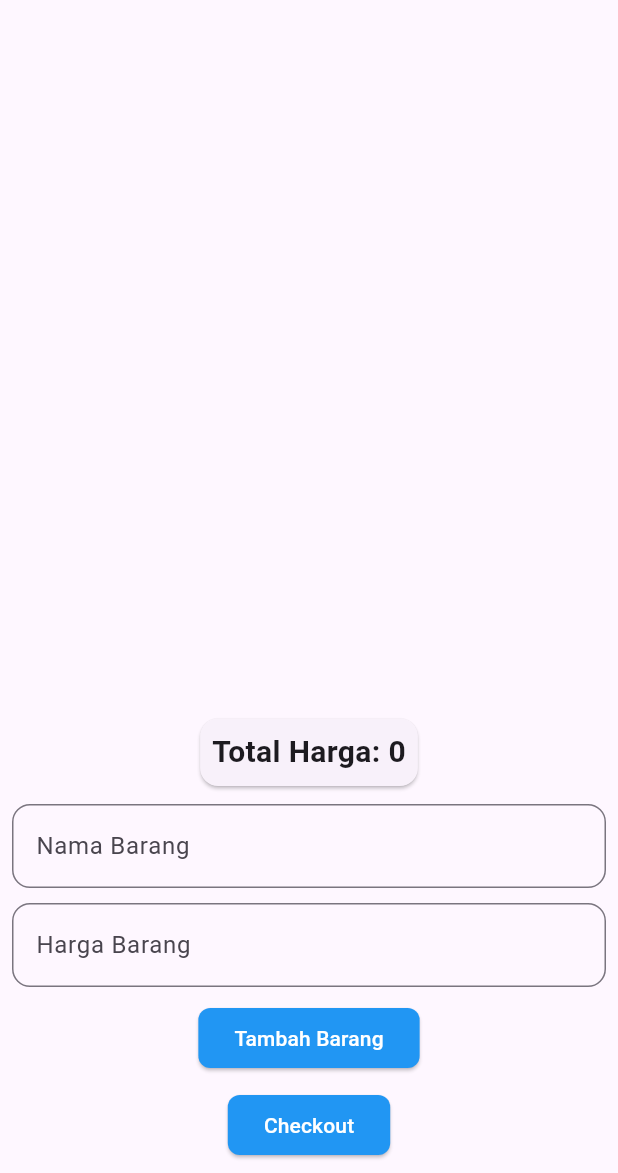
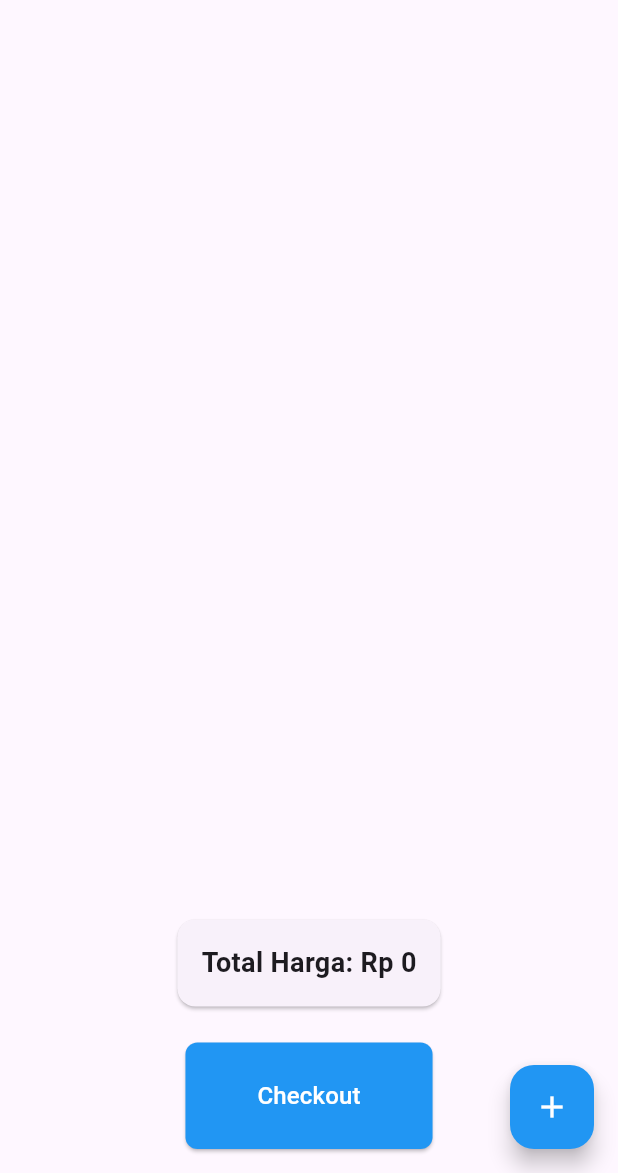
Before and after one commit to ZiaKfa/uas_pemrograman_mobile, a Flutter app: the CashierView screen opened by its route, on a phone screen of 412 x 824 dp, the part 63-1236 px from its top. Run offline on Flutter 3.47's test engine with Material 3 defaults, Android fonts, the phone set to English and light mode, and no system bars; our stand-ins replace fl_chart, get, get_storage; accounts and stored records are empty.

Commit message:
menambah modal dan edit barang  pada halaman kasir

```diff
--- a/lib/view/cashier_view.dart
+++ b/lib/view/cashier_view.dart
@@ -1,81 +1,87 @@
 import 'package:flutter/material.dart';
-import 'package:flutter/widgets.dart';
 import 'package:get/get.dart';
 import 'package:uas_pemrograman_mobile/controller/cashier_controller.dart';
-import 'package:uas_pemrograman_mobile/controller/dashboard_controller.dart';
 import 'package:uas_pemrograman_mobile/controller/login_controller.dart';
+import 'package:uas_pemrograman_mobile/widget/add_modal.dart';
+import 'package:uas_pemrograman_mobile/widget/card.dart';
 import 'package:uas_pemrograman_mobile/widget/button.dart';
-import 'package:uas_pemrograman_mobile/widget/card.dart';
+import 'package:uas_pemrograman_mobile/widget/edit_modal.dart';
 import 'package:uas_pemrograman_mobile/widget/sidebar.dart';
-import 'package:uas_pemrograman_mobile/widget/text_form.dart';
 
 class CashierView extends StatelessWidget {
   final CashierController kasirController = Get.put(CashierController());
-  final DashboardController dashboardController = Get.put(DashboardController());
   final LoginController loginController = Get.put(LoginController());
 
-  final TextEditingController namaController = TextEditingController();
-  final TextEditingController hargaController = TextEditingController();
-
   @override
-  Widget build(BuildContext context){
+  Widget build(BuildContext context) {
     return Scaffold(
-      appBar: AppBar(title: Text('Kasir')),
-      body: Center(
-        child: Column(
-          mainAxisAlignment: MainAxisAlignment.center,
+      appBar: AppBar(
+        title: const Text('Kasir'),
+      ),
+      drawer: Sidebar(loginController: loginController),
+      body: Column(
         children: [
+          // List of items
           Expanded(
-              child: Obx(() => ListView.builder(
+            child: Obx(
+              () => ListView.builder(
                 itemCount: kasirController.barang.length,
-                itemBuilder: (context, index){
+                itemBuilder: (context, index) {
+                  final barang = kasirController.barang[index];
                   return CustomCard(
-                    title: kasirController.barang[index].nama,
-                    description: kasirController.barang[index].harga.toString(),
+                    title: barang.nama,
+                    description: 'Rp ${barang.harga}',
                     icon: Icons.shopping_cart,
-                    trailing: IconButton(
-                      icon: Icon(Icons.delete),
-                      onPressed: (){
-                        kasirController.deleteBarang(kasirController.barang[index]);
+                    trailing: Row(
+                      children: [
+                        IconButton(
+                          icon: const Icon(Icons.edit),
+                          onPressed: () {
+                            showModalBottomSheet(
+                              context: context,
+                              isScrollControlled: true,
+                              builder: (_) => EditItemModal(
+                                barang: barang,
+                                index: index,
+                              ),
+                            );
                           },
-                    )
+                        ),
+                        IconButton(
+                          icon: const Icon(Icons.delete),
+                          onPressed: () {
+                            kasirController.deleteBarang(barang);
+                          },
+                        ),
+                      ],
+                    ),
                   );
                 },
               ),
             ),
           ),
+          // Total Price
           Card(
+            margin: const EdgeInsets.all(8.0),
             child: Padding(
-                padding: const EdgeInsets.all(8.0),
-                child: Obx(() => Text(
-                  'Total Harga: ${kasirController.total}',
-                  style: TextStyle(fontSize: 20, fontWeight: FontWeight.bold),
-                )),
+              padding: const EdgeInsets.all(16.0),
+              child: Obx(
+                () => Text(
+                  'Total Harga: Rp ${kasirController.total.value}',
+                  style: const TextStyle(
+                    fontSize: 18,
+                    fontWeight: FontWeight.bold,
                   ),
                 ),
+              ),
+            ),
+          ),
+          // Checkout Button
           Padding(
-              padding: const EdgeInsets.all(8.0),
-              child: Column(
+            padding: const EdgeInsets.symmetric(horizontal: 8.0, vertical: 16.0),
+            child: Row(
+              mainAxisAlignment: MainAxisAlignment.spaceAround,
               children: [
-                TextForm(
-                controller: namaController,
-                labelText: 'Nama Barang',
-                hintText: 'Masukkan Nama Barang',
-                ),
-                const SizedBox(height: 10),
-                TextForm(
-                controller: hargaController,
-                labelText: 'Harga Barang',
-                hintText: 'Masukkan Harga Barang',
-                ),
-                const SizedBox(height: 10),
-                CustomButton(
-                text: 'Tambah Barang',
-                onPressed: () {
-                  kasirController.addBarang(namaController.text, int.parse(hargaController.text));
-                },
-                ),
-                const SizedBox(height: 10),
                 CustomButton(
                   text: 'Checkout',
                   onPressed: () {
@@ -87,8 +93,18 @@ class CashierView extends StatelessWidget {
           ),
         ],
       ),
+      // Floating Action Button for Adding Items
+      floatingActionButton: FloatingActionButton(
+        onPressed: () {
+          showModalBottomSheet(
+            context: context,
+            isScrollControlled: true,
+            builder: (_) => AddItemModal(),
+          );
+        },
+        backgroundColor: Colors.blue,
+        child: const Icon(Icons.add, color: Colors.white),
       ),
-      drawer: Sidebar(loginController: loginController,),
     );
   }
 }
--- a/lib/view/login_view.dart
+++ b/lib/view/login_view.dart
@@ -29,8 +29,6 @@ class LoginView extends StatelessWidget {
             CustomButton(
               text: 'Login',
               onPressed: () {
-                print(usernameController.text);
-                print(passwordController.text);
                 loginController.login(usernameController.text, passwordController.text);
               },
             ),
--- a/lib/widget/button.dart
+++ b/lib/widget/button.dart
@@ -17,15 +17,16 @@ class CustomButton extends StatelessWidget {
   Widget build(BuildContext context) {
     return ElevatedButton(
       style: ElevatedButton.styleFrom(
-        backgroundColor: color,
-        shape: RoundedRectangleBorder(
-          borderRadius: BorderRadius.circular(borderRadius),
-        ),
+      backgroundColor: color,
+      shape: RoundedRectangleBorder(
+        borderRadius: BorderRadius.circular(borderRadius),
+      ),
+      padding: const EdgeInsets.symmetric(vertical: 24.0, horizontal: 48.0),
       ),
       onPressed: onPressed,
       child: Text(
-        text,
-        style: const TextStyle(color: Colors.white),
+      text,
+      style: const TextStyle(color: Colors.white, fontSize: 16.0),
       ),
     );
   }
--- a/lib/widget/card.dart
+++ b/lib/widget/card.dart
@@ -1,3 +1,5 @@
+// ignore_for_file: prefer_const_constructors
+
 import 'package:flutter/material.dart';
 
 class CustomCard extends StatelessWidget {
--- a/lib/widget/sidebar.dart
+++ b/lib/widget/sidebar.dart
@@ -15,10 +15,10 @@ class Sidebar extends StatelessWidget {
         padding: EdgeInsets.zero,
         children: [
           DrawerHeader(
-            decoration: BoxDecoration(
+            decoration: const BoxDecoration(
               color: Colors.blue,
             ),
-            child: Text("Selamat Datang, ${loginController.username} !", style: TextStyle(color: Colors.white, fontSize: 24)),
+            child: Text("Selamat Datang, ${loginController.username} !", style: const TextStyle(color: Colors.white, fontSize: 24)),
           ),
           SidebarTile(
             title: "Dashboard",
--- a/lib/widget/sidebar_tile.dart
+++ b/lib/widget/sidebar_tile.dart
@@ -7,14 +7,14 @@ class SidebarTile extends StatelessWidget {
   final void Function()? onTap;
   final LoginController? loginController;
 
-  SidebarTile({required this.title, required this.icon, required this.onTap, this.loginController});
+  const SidebarTile({required this.title, required this.icon, required this.onTap, this.loginController});
 
   @override
   Widget build(BuildContext context) {
     return ListTile(
       title: Text(
         title,
-        style: TextStyle(
+        style: const TextStyle(
           fontSize: 16.0,
           fontFamily: 'Avenir',
           fontWeight: FontWeight.w700,
```
Also changed, not shown: lib/controller/cashier_controller.dart (+13 -0 lines), lib/widget/add_modal.dart (added, +85 -0 lines), lib/widget/edit_modal.dart (added, +93 -0 lines). Lines whose indentation alone changed are shown as unchanged.
